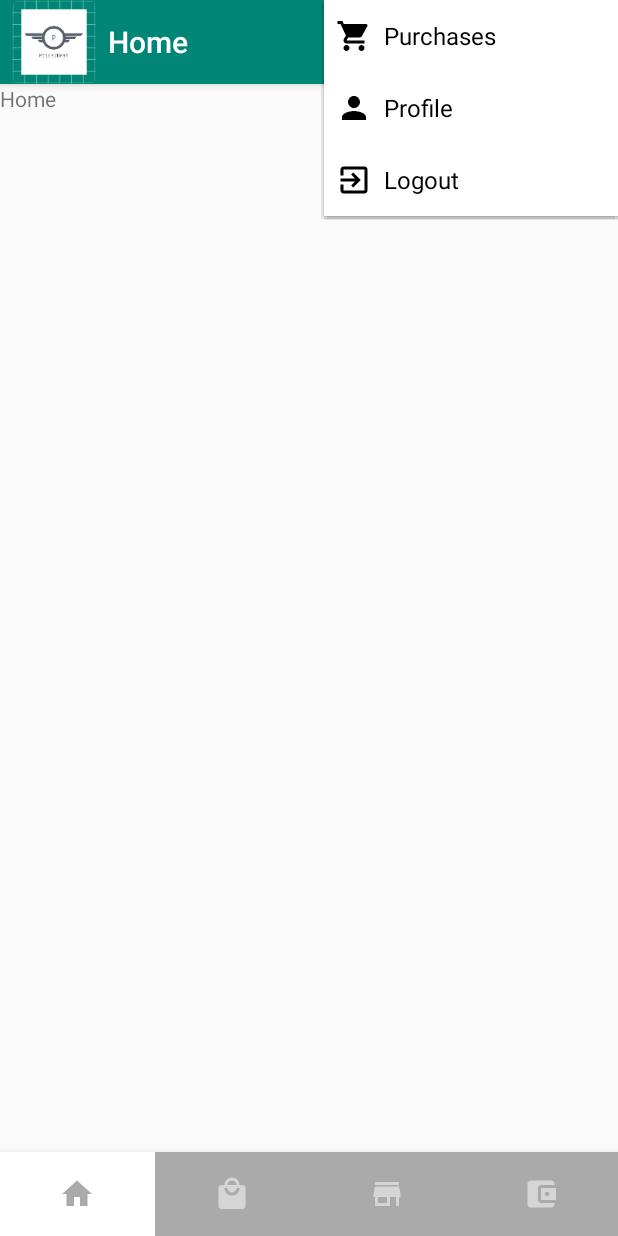
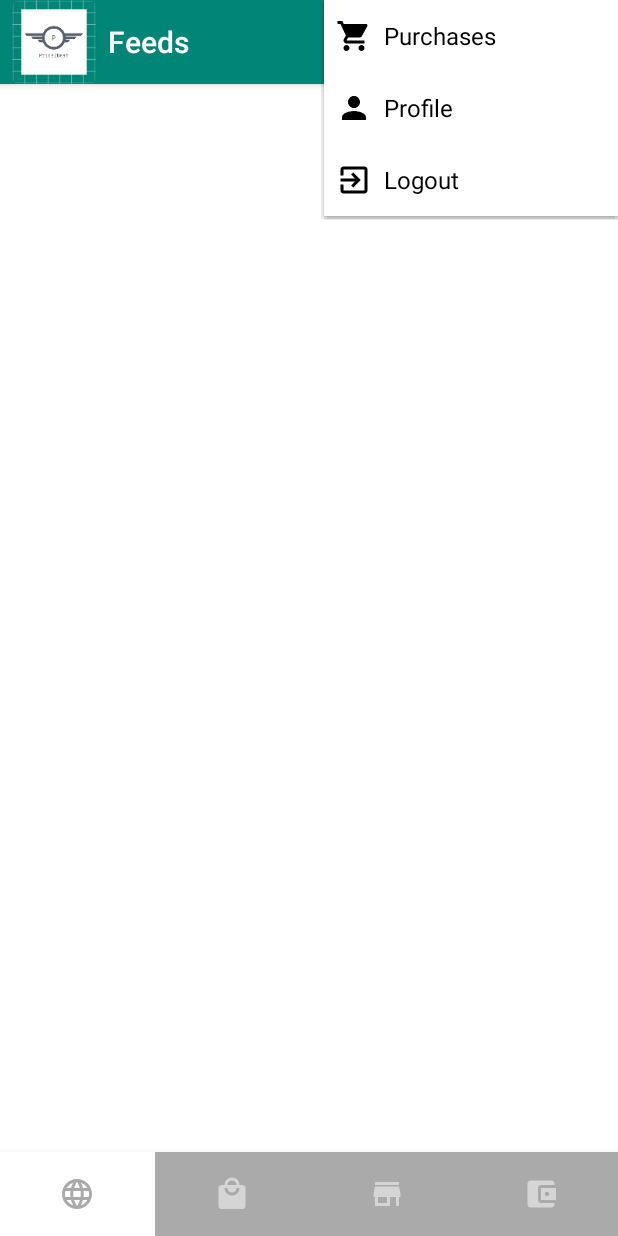
Before and after one commit to LCGG-Group/Price2Beat, an Android app: the screen it shows after launch once a user with an empty profile is signed in (MainActivity), after a tap on "Option Menu", on a phone screen of 412 x 824 dp. Run offline under Robolectric (Android 15) with nearby library versions, the phone set to English and light mode, and no system bars; our stand-ins replace Firebase (no records; nobody signed in at launch, a user with empty details on screens opened directly); libraries missing offline, so code that uses them is left out: com.facebook, com.firebase.ui, com.microsoft.appcenter; 1 statement that could not run was skipped.

Commit message:
- Bug Fixes - Change Home Page to Feeds Page

```diff
--- /dev/null
+++ b/app/src/main/java/com/lcgg/price2beat/FeedsAdapter.java
@@ -0,0 +1,82 @@
+package com.lcgg.price2beat;
+
+import android.content.Context;
+import android.support.annotation.NonNull;
+import android.support.v7.widget.RecyclerView;
+import android.view.LayoutInflater;
+import android.view.View;
+import android.view.ViewGroup;
+import android.widget.ImageView;
+import android.widget.TextView;
+import android.widget.Toast;
+
+import com.google.firebase.auth.FirebaseAuth;
+import com.google.firebase.database.DatabaseReference;
+import com.google.firebase.database.FirebaseDatabase;
+import java.util.ArrayList;
+
+
+public class FeedsAdapter extends RecyclerView.Adapter<FeedsAdapter.MyViewHolder>
+{
+    Context mContext;
+    ArrayList<Feeds> feeds;
+
+    FirebaseAuth auth;
+    FirebaseDatabase database = FirebaseDatabase.getInstance();
+    DatabaseReference refFeeds;
+
+    public FeedsAdapter(Context mContext, ArrayList<Feeds> feeds) {
+        this.mContext = mContext;
+        this.feeds = feeds;
+    }
+
+    public class MyViewHolder extends RecyclerView.ViewHolder {
+        TextView post;
+        ImageView thumbnail, like, share;
+
+        public MyViewHolder(View view) {
+            super(view);
+            thumbnail = (ImageView) view.findViewById(R.id.feedsThumbnail);
+            like = (ImageView) view.findViewById(R.id.satisfied);
+            share = (ImageView) view.findViewById(R.id.share);
+            post = (TextView) view.findViewById(R.id.feedsPost);
+        }
+    }
+
+    @Override
+    public MyViewHolder onCreateViewHolder(@NonNull ViewGroup parent, int viewType) {
+        View itemView = LayoutInflater.from(parent.getContext())
+                .inflate(R.layout.fragment_feeds, parent, false);
+
+        auth = FirebaseAuth.getInstance();
+
+        database = FirebaseDatabase.getInstance();
+        refFeeds = database.getReference("Feeds");
+
+        return new MyViewHolder(itemView);
+    }
+
+    @Override
+    public void onBindViewHolder(@NonNull MyViewHolder holder, int position) {
+        final Feeds f = feeds.get(position);
+
+        holder.post.setText(f.getPost());
+        holder.like.setOnClickListener(new View.OnClickListener() {
+            @Override
+            public void onClick(View v) {
+
+            }
+        });
+        holder.share.setOnClickListener(new View.OnClickListener() {
+            @Override
+            public void onClick(View v) {
+
+            }
+        });
+    }
+
+    @Override
+    public int getItemCount() {
+        return feeds.size();
+    }
+}
--- /dev/null
+++ b/app/src/main/java/com/lcgg/price2beat/FeedsFragment.java
@@ -0,0 +1,76 @@
+package com.lcgg.price2beat;
+
+import android.os.Bundle;
+import android.support.annotation.NonNull;
+import android.support.v4.app.Fragment;
+import android.support.v7.widget.GridLayoutManager;
+import android.support.v7.widget.LinearLayoutManager;
+import android.support.v7.widget.RecyclerView;
+import android.view.LayoutInflater;
+import android.view.View;
+import android.view.ViewGroup;
+import android.widget.Toast;
+
+import com.google.firebase.auth.FirebaseAuth;
+import com.google.firebase.database.DataSnapshot;
+import com.google.firebase.database.DatabaseError;
+import com.google.firebase.database.DatabaseReference;
+import com.google.firebase.database.FirebaseDatabase;
+import com.google.firebase.database.ValueEventListener;
+
+import java.util.ArrayList;
+
+public class FeedsFragment extends Fragment {
+
+    FirebaseAuth auth;
+    FirebaseDatabase database = FirebaseDatabase.getInstance();
+    DatabaseReference dbRef;
+
+    RecyclerView mRecyclerView;
+    FeedsAdapter adapter;
+    Feeds feed = new Feeds();
+    ArrayList<Feeds> feeds;
+
+    public FeedsFragment() {
+        // Required empty public constructor
+    }
+
+    public void onCreate(Bundle savedInstanceState) {
+        super.onCreate(savedInstanceState);
+        auth = FirebaseAuth.getInstance();
+    }
+
+    @Override
+    public View onCreateView(LayoutInflater inflater, ViewGroup container,
+                             Bundle savedInstanceState) {
+
+        View view = inflater.inflate(R.layout.fragment_notification, container, false);
+
+        LinearLayoutManager mLayoutManager = new LinearLayoutManager(getContext());
+        mRecyclerView = (RecyclerView) view.findViewById(R.id.recycler_view);
+        mRecyclerView.setLayoutManager(mLayoutManager);
+
+        feeds = new ArrayList<Feeds>();
+        dbRef = database.getReference("Feeds");
+        dbRef.addValueEventListener(feedsValueListener);
+
+        return view;
+    }
+
+    private ValueEventListener feedsValueListener = new ValueEventListener() {
+        @Override
+        public void onDataChange(@NonNull DataSnapshot dataSnapshot) {
+            for(DataSnapshot ds : dataSnapshot.getChildren()){
+                feed = ds.getValue(Feeds.class);
+                feeds.add(feed);
+            }
+            adapter = new FeedsAdapter(getContext(), feeds);
+            mRecyclerView.setAdapter(adapter);
+        }
+        @Override
+        public void onCancelled(@NonNull DatabaseError databaseError) {
+            Toast.makeText(getContext(), "Something went wrong", Toast.LENGTH_SHORT).show();
+        }
+    };
+
+}
--- a/app/src/main/java/com/lcgg/price2beat/MainActivity.java
+++ b/app/src/main/java/com/lcgg/price2beat/MainActivity.java
@@ -36,8 +36,8 @@ public class MainActivity extends AppCompatActivity {
         myToolbar.setLogo(R.mipmap.ic_launcher);
         setSupportActionBar(myToolbar);
 
-        getSupportActionBar().setTitle("Home");
-        loadFragment(new HomeFragment());
+        getSupportActionBar().setTitle("Feeds");
+        loadFragment(new FeedsFragment());
 
         BottomNavigationView navigation = (BottomNavigationView) findViewById(R.id.navigation);
         navigation.setOnNavigationItemSelectedListener(mOnNavigationItemSelectedListener);
@@ -50,8 +50,8 @@ public class MainActivity extends AppCompatActivity {
         public boolean onNavigationItemSelected(@NonNull MenuItem item) {
             switch (item.getItemId()) {
                 case R.id.navigation_home:
-                    getSupportActionBar().setTitle("Home");
-                    fragment = new HomeFragment();
+                    getSupportActionBar().setTitle("Feeds");
+                    fragment = new FeedsFragment();
                     break;
                 case R.id.navigation_store:
                     getSupportActionBar().setTitle("Store");
@@ -59,7 +59,7 @@ public class MainActivity extends AppCompatActivity {
                     break;
                 case R.id.navigation_notifications:
                     getSupportActionBar().setTitle("Market");
-                    fragment = new NotificationFragment();
+                    fragment = new MarketFragment();
                     break;
                 case R.id.navigation_settings:
                     getSupportActionBar().setTitle("Wallet");
--- a/app/src/main/java/com/lcgg/price2beat/PurchasesAdapter.java
+++ b/app/src/main/java/com/lcgg/price2beat/PurchasesAdapter.java
@@ -118,7 +118,6 @@ public class PurchasesAdapter extends RecyclerView.Adapter<PurchasesAdapter.MyVi
         AlertDialog alertDialog = builder.create();
         alertDialog.show();
     }
-
     private ValueEventListener valueEventListenerTransaction = new ValueEventListener() {
         @Override
         public void onDataChange(@NonNull DataSnapshot dataSnapshot) {
--- /dev/null
+++ b/app/src/main/res/drawable/ic_language_black_24dp.xml
@@ -0,0 +1,9 @@
+<vector xmlns:android="http://schemas.android.com/apk/res/android"
+        android:width="24dp"
+        android:height="24dp"
+        android:viewportWidth="24.0"
+        android:viewportHeight="24.0">
+    <path
+        android:fillColor="#FF000000"
+        android:pathData="M11.99,2C6.47,2 2,6.48 2,12s4.47,10 9.99,10C17.52,22 22,17.52 22,12S17.52,2 11.99,2zM18.92,8h-2.95c-0.32,-1.25 -0.78,-2.45 -1.38,-3.56 1.84,0.63 3.37,1.91 4.33,3.56zM12,4.04c0.83,1.2 1.48,2.53 1.91,3.96h-3.82c0.43,-1.43 1.08,-2.76 1.91,-3.96zM4.26,14C4.1,13.36 4,12.69 4,12s0.1,-1.36 0.26,-2h3.38c-0.08,0.66 -0.14,1.32 -0.14,2 0,0.68 0.06,1.34 0.14,2L4.26,14zM5.08,16h2.95c0.32,1.25 0.78,2.45 1.38,3.56 -1.84,-0.63 -3.37,-1.9 -4.33,-3.56zM8.03,8L5.08,8c0.96,-1.66 2.49,-2.93 4.33,-3.56C8.81,5.55 8.35,6.75 8.03,8zM12,19.96c-0.83,-1.2 -1.48,-2.53 -1.91,-3.96h3.82c-0.43,1.43 -1.08,2.76 -1.91,3.96zM14.34,14L9.66,14c-0.09,-0.66 -0.16,-1.32 -0.16,-2 0,-0.68 0.07,-1.35 0.16,-2h4.68c0.09,0.65 0.16,1.32 0.16,2 0,0.68 -0.07,1.34 -0.16,2zM14.59,19.56c0.6,-1.11 1.06,-2.31 1.38,-3.56h2.95c-0.96,1.65 -2.49,2.93 -4.33,3.56zM16.36,14c0.08,-0.66 0.14,-1.32 0.14,-2 0,-0.68 -0.06,-1.34 -0.14,-2h3.38c0.16,0.64 0.26,1.31 0.26,2s-0.1,1.36 -0.26,2h-3.38z"/>
+</vector>
--- a/app/src/main/res/layout/fragment_notification.xml
+++ b/app/src/main/res/layout/fragment_notification.xml
@@ -4,8 +4,7 @@
     xmlns:app="http://schemas.android.com/apk/res-auto"
     android:layout_width="match_parent"
     android:layout_height="match_parent"
-    app:layout_behavior="@string/appbar_scrolling_view_behavior"
-    tools:context=".NotificationFragment">
+    app:layout_behavior="@string/appbar_scrolling_view_behavior" >
 
     <!-- TODO: Update blank fragment layout -->
     <android.support.design.widget.CoordinatorLayout
--- a/app/src/main/res/menu/navigation.xml
+++ b/app/src/main/res/menu/navigation.xml
@@ -3,8 +3,8 @@
 
     <item
         android:id="@+id/navigation_home"
-        android:icon="@drawable/ic_home_black_24dp"
-        android:title="Home" />
+        android:icon="@drawable/ic_language_black_24dp"
+        android:title="Feeds" />
 
     <item
         android:id="@+id/navigation_notifications"
```
Also changed, not shown: app/src/main/java/com/lcgg/price2beat/Feeds.java (added, +44 -0 lines), app/src/main/java/com/lcgg/price2beat/HomeFragment.java (+7 -0 lines), app/src/main/java/com/lcgg/price2beat/MarketFragment.java (added, +122 -0 lines), app/src/main/java/com/lcgg/price2beat/NotificationFragment.java (deleted, +0 -157 lines), app/src/main/res/drawable/ic_like_24dp.xml (added, +9 -0 lines), app/src/main/res/drawable/ic_satisfied_black_24dp.xml (added, +15 -0 lines), app/src/main/res/drawable/ic_share_black_24dp.xml (added, +9 -0 lines), app/src/main/res/layout/fragment_feeds.xml (added, +70 -0 lines).
